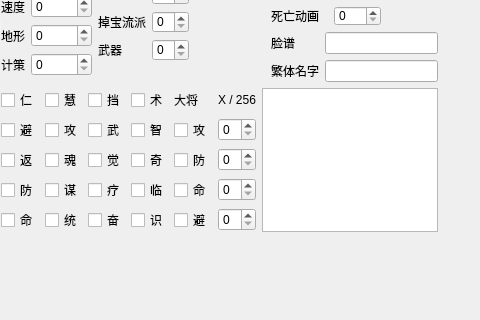
This is militarycommander.ui in NTS2R/nts2r_evo_editor as Qt 5 draws it before an edit; both pictures show x 223 to 703 and y 199 to 519 of the 800 by 820 pixel window. The edited form follows.
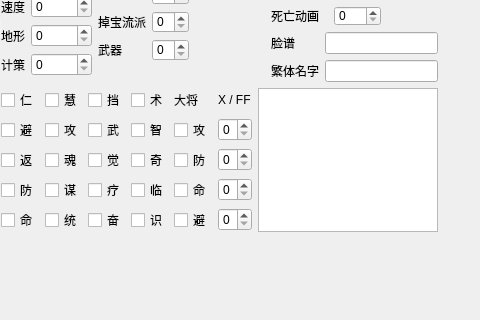
This is the edited form.

What changed in the file:
```diff
--- a/militarycommander.ui
+++ b/militarycommander.ui
@@ -792,7 +792,7 @@
          <item row="0" column="1">
           <widget class="QLabel" name="label_26">
            <property name="text">
-            <string>X / 256</string>
+            <string>X / FF</string>
            </property>
           </widget>
          </item>
```
